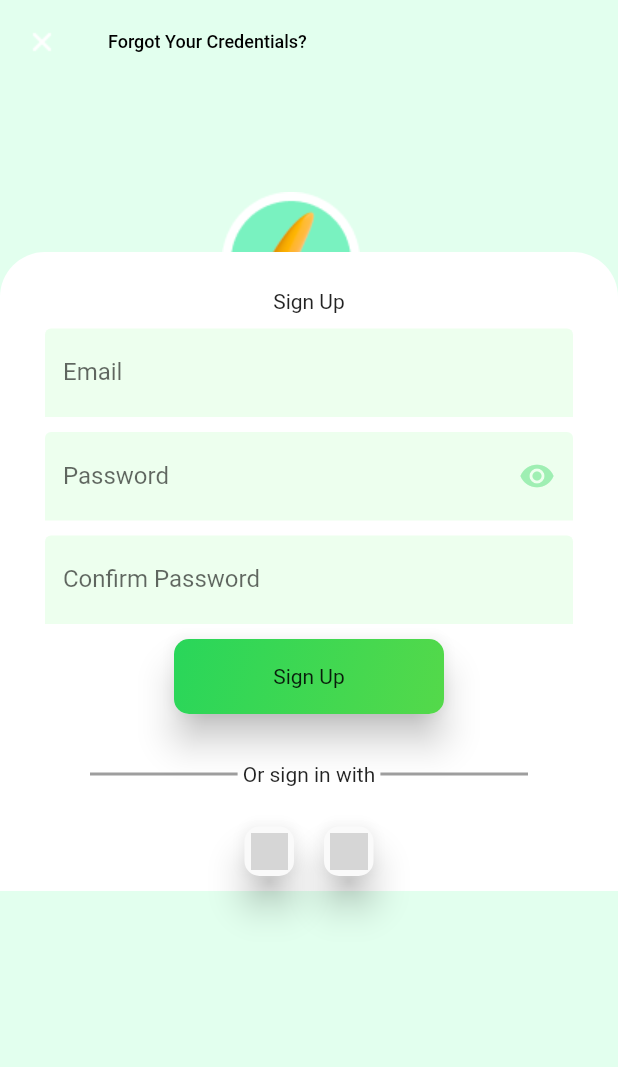
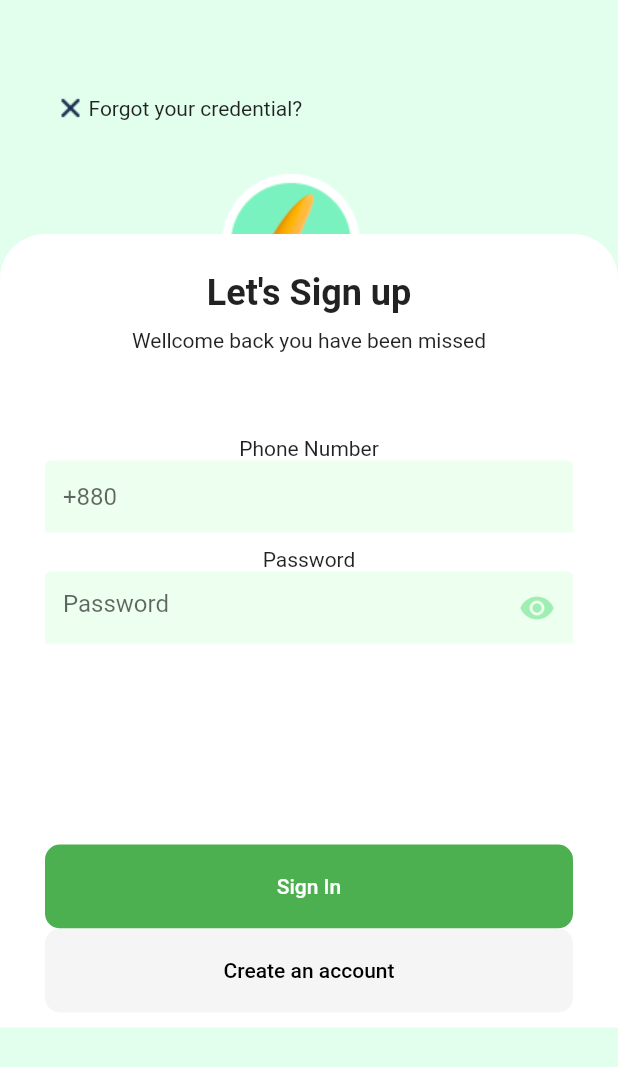
Before and after one commit to arafathossainmahe/capayapp, a Flutter app: the screen it shows after launch, after a tap on "Getting Started", on a phone screen of 412 x 824 dp. Shown: the top 1067 px of the screen. Run offline on Flutter 3.47's test engine with Material 2 defaults, Android fonts, the phone set to English and light mode, and no system bars; grey boxes are pictures that could not be loaded.

Commit message:
update login page

```diff
--- a/lib/login.dart
+++ b/lib/login.dart
@@ -12,196 +12,131 @@ class _LogInState extends State<LogIn> {
     Size size = MediaQuery.of(context).size;
     return Scaffold(
       backgroundColor: Color(0xffE2FFEE),
-      appBar: AppBar(
-        backgroundColor: Color(0xffE2FFEE),
-        elevation: 0,
-        leading: ImageIcon(
-          AssetImage('assets/icons/IconL.png'),
-        ),
-        title: Text(
-          'Forgot Your Credentials?',
-          style: TextStyle(fontSize: 12, color: Colors.black),
-        ),
-      ),
       body: Container(
         width: size.width,
         height: size.height,
         child: SingleChildScrollView(
           child: Stack(
             children: [
+              Padding(
+                padding: const EdgeInsets.only(
+                  top: 60,
+                  left: 35,
+                  right: 35,
+                ),
+                child: Container(
+                  height: 24,
+                  width: 305,
+                  child: Row(
+                    children: [
+                      Image.asset('assets/icons/IconL.png'),
+                      Text('Forgot your credential?')
+                    ],
+                  ),
+                ),
+              ),
+              //SizedBox(height: 32),
               Container(
                 child: Padding(
-                  padding: const EdgeInsets.only(top: 72, left: 148),
+                  padding: const EdgeInsets.only(top: 116, left: 148),
                   child: Image.asset('assets/icons/Thumb.png'),
                 ),
               ),
-              // Padding(
-              //   padding: EdgeInsets.only(top: 100, left: 30),
-              //   child: Text(
-              //     "Hello.",
-
-              //   ),
-              // ),
-              // Padding(
-              //   padding: EdgeInsets.only(top: 160, left: 30),
-              //   child: Text(
-              //     "Create your account",
-
-              //   ),
-              // ),
               Padding(
-                padding: EdgeInsets.only(top: 112),
+                padding: EdgeInsets.only(top: 156),
                 child: Container(
                   decoration: BoxDecoration(
                     color: Colors.white,
                     borderRadius: BorderRadius.only(
                       topLeft: Radius.circular(30),
-                          topRight: Radius.circular(30))),
+                      topRight: Radius.circular(30),
+                    ),
+                  ),
                   width: double.infinity,
                   child: Padding(
                     padding: EdgeInsets.symmetric(horizontal: 30, vertical: 10),
                     child: Column(
-                      crossAxisAlignment: CrossAxisAlignment.end,
                       children: [
                         SizedBox(
                           height: 15,
                         ),
                         Center(
                           child: Text(
-                            "Sign Up",
+                            "Let's Sign up",
+                            style: TextStyle(
+                                fontSize: 24, fontWeight: FontWeight.bold),
                           ),
                         ),
                         SizedBox(
                           height: 10,
                         ),
+                        Text('Wellcome back you have been missed'),
+                        SizedBox(
+                          height: 56,
+                        ),
+                        Text('Phone Number'),
                         TextFormField(
                           decoration: InputDecoration(
                               filled: true,
                               fillColor: Color(0xffedffee),
                               border: UnderlineInputBorder(
                                   borderSide: BorderSide.none),
-                            labelText: "Email",
-                          ),
+                              hintText: '+880'),
                         ),
                         SizedBox(
                           height: 10,
                         ),
+                        Text('Password'),
                         TextFormField(
                           decoration: InputDecoration(
                               filled: true,
                               fillColor: Color(0xffedffee),
                               border: UnderlineInputBorder(
                                   borderSide: BorderSide.none),
-                              labelText: "Password",
+                              hintText: "Password",
                               suffixIcon: Icon(
                                 Icons.remove_red_eye,
                                 color: Color(0xff29d65a).withOpacity(0.4),
                               )),
                         ),
                         SizedBox(
-                          height: 10,
+                          height: 134,
                         ),
-                        TextFormField(
-                          decoration: InputDecoration(
-                            filled: true,
-                            fillColor: Color(0xffedffee),
-                            border: UnderlineInputBorder(
-                                borderSide: BorderSide.none),
-                            labelText: "Confirm Password",
+                        Column(
+                          crossAxisAlignment: CrossAxisAlignment.stretch,
+                          children: <Widget>[
+                            FlatButton(
+                              color: Colors.green,
+                              child: Text(
+                                'Sign In',
+                                style: TextStyle(
+                                  fontSize: 14,
                                 ),
                               ),
-                        SizedBox(
-                          height: 10,
+                              shape: RoundedRectangleBorder(
+                                borderRadius: BorderRadius.circular(10),
                               ),
-                        Center(
-                          child: FlatButton(
-                            onPressed: null,
-                            child: Material(
-                              elevation: 10,
-                              borderRadius: BorderRadius.circular(10),
-                              child: Container(
-                                width: 180,
-                                height: 50,
-                                decoration: BoxDecoration(
-                                    gradient: LinearGradient(
-                                      colors: [
-                                        Color(0xff29d65a),
-                                        Color(0xff54d94a)
-                                      ],
-                                      begin: Alignment.topLeft,
-                                      end: Alignment.bottomRight,
+                              padding: const EdgeInsets.all(20),
+                              textColor: Colors.white,
+                              onPressed: () {},
                             ),
-                                    borderRadius: BorderRadius.circular(10)),
-                                child: Center(
+                            FlatButton(
+                              color: Colors.grey[100],
                               child: Text(
-                                    "Sign Up",
+                                'Create an account',
+                                style: TextStyle(
+                                  fontSize: 14,
                                 ),
                               ),
+                              shape: RoundedRectangleBorder(
+                                borderRadius: BorderRadius.circular(10),
                               ),
-                            ),
-                          ),
-                        ),
-                        SizedBox(
-                          height: 30,
-                        ),
-                        Row(
-                          children: [
-                            Expanded(
-                              child: Divider(
-                                height: 20,
-                                thickness: 2,
-                                indent: 30,
-                                color: Colors.black38,
-                              ),
-                            ),
-                            Text(
-                              " Or sign in with ",
-                            ),
-                            Expanded(
-                              child: Divider(
-                                height: 20,
-                                thickness: 2,
-                                endIndent: 30,
-                                color: Colors.black38,
-                              ),
+                              padding: const EdgeInsets.all(20),
+                              textColor: Colors.black,
+                              onPressed: () {},
                             ),
                           ],
                         ),
-                        SizedBox(
-                          height: 25,
-                        ),
-                        Row(
-                          mainAxisAlignment: MainAxisAlignment.center,
-                          children: [
-                            Material(
-                              elevation: 10,
-                              borderRadius: BorderRadius.circular(10),
-                              child: Padding(
-                                padding: const EdgeInsets.all(4.0),
-                                child: Image.network(
-                                  'https://i.postimg.cc/6qMTfNpM/google-symbol.png',
-                                  height: 25,
-                                  width: 25,
-                                ),
-                              ),
-                            ),
-                            SizedBox(
-                              width: 20,
-                            ),
-                            Material(
-                              elevation: 10,
-                              borderRadius: BorderRadius.circular(10),
-                              child: Padding(
-                                padding: const EdgeInsets.all(4.0),
-                                child: Image.network(
-                                  'https://i.postimg.cc/wT9GtYNS/twitter-4.png',
-                                  height: 25,
-                                  width: 25,
-                                ),
-                              ),
-                            ),
-                          ],
-                        )
                       ],
                     ),
                   ),
```
Also changed, not shown: 1 other file. Lines whose indentation alone changed are shown as unchanged.
